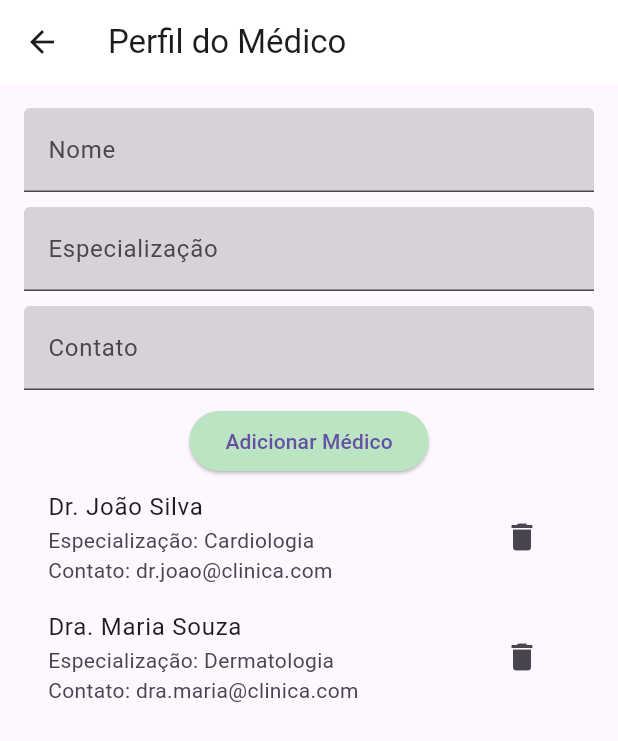
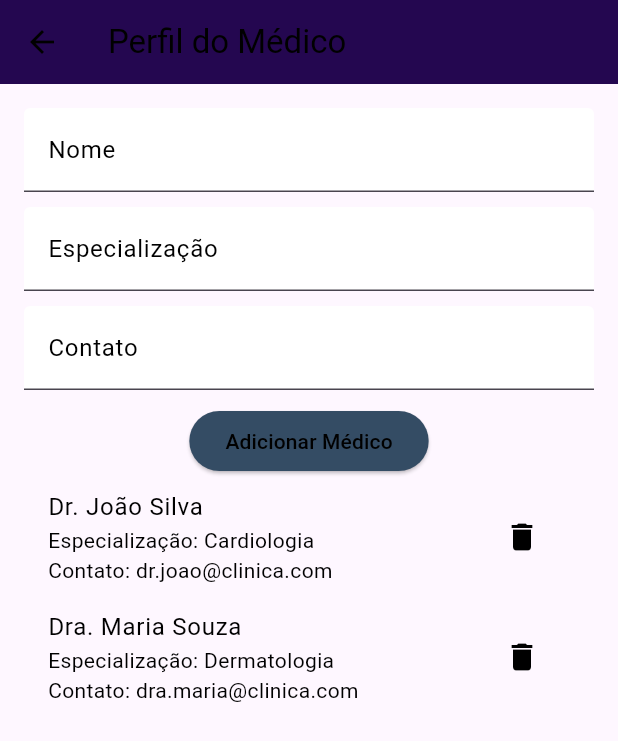
Before and after one commit to Abeelha/theo-flutter-unidep-n2, a Flutter app: the DoctorProfileScreen screen opened directly, on a phone screen of 412 x 824 dp. Shown: the top 741 px of the screen. Run offline on Flutter 3.47's test engine with Material 3 defaults, Android fonts, the phone set to English and light mode, and no system bars.

Commit message:
Done GGWP

```diff
--- /dev/null
+++ b/theo_flutter_unidep_n2/lib/app_state.dart
@@ -0,0 +1,47 @@
+import 'package:flutter/material.dart';
+
+class AppState extends ChangeNotifier {
+  List<Map<String, dynamic>> _appointments = [];
+  List<Map<String, String>> _doctors = [
+    {
+      'name': 'Dr. João Silva',
+      'specialization': 'Cardiologia',
+      'contact': 'dr.joao@clinica.com',
+    },
+    {
+      'name': 'Dra. Maria Souza',
+      'specialization': 'Dermatologia',
+      'contact': 'dra.maria@clinica.com',
+    },
+  ];
+
+  List<Map<String, dynamic>> get appointments => _appointments;
+  List<Map<String, String>> get doctors => _doctors;
+
+  void addAppointment(String description, DateTime dateTime) {
+    _appointments.add({
+      'description': description,
+      'dateTime': dateTime,
+    });
+    notifyListeners();
+  }
+
+  void removeAppointment(int index) {
+    _appointments.removeAt(index);
+    notifyListeners();
+  }
+
+  void addDoctor(String name, String specialization, String contact) {
+    _doctors.add({
+      'name': name,
+      'specialization': specialization,
+      'contact': contact,
+    });
+    notifyListeners();
+  }
+
+  void removeDoctor(int index) {
+    _doctors.removeAt(index);
+    notifyListeners();
+  }
+}
--- a/theo_flutter_unidep_n2/lib/constants.dart
+++ b/theo_flutter_unidep_n2/lib/constants.dart
@@ -1,8 +1,14 @@
 import 'package:flutter/material.dart';
 
-const Color primaryColor = Color.fromARGB(255, 255, 255, 255);
-const Color secondaryColor = Color.fromARGB(255, 187, 229, 194);
+const Color primaryColor = Color(0xFF240750);
+const Color secondaryColor = Color(0xFF344C64);
 const Color tertiaryColor = Color(0xFF577B8D);
 const Color quaternaryColor = Color(0xFF57A6A1);
-const Color backgroundColor = Color.fromARGB(54, 74, 69, 69);
-const Color textColor = Color.fromARGB(255, 255, 255, 255);
+const Color backgroundColor = Color(0xFFFFFFFF);
+const Color textColor = Color(0xFF000000);
+
+const Color color1 = Color(0xFFFFE6E6);
+const Color color2 = Color(0xFFE1AFD1);
+const Color color3 = Color(0xFFAD88C6);
+const Color color4 = Color(0xFF7469B6);
+const Color blackColor = Color(0xFF000000);
--- a/theo_flutter_unidep_n2/lib/doctor_profile_screen.dart
+++ b/theo_flutter_unidep_n2/lib/doctor_profile_screen.dart
@@ -1,4 +1,6 @@
 import 'package:flutter/material.dart';
+import 'package:provider/provider.dart';
+import 'app_state.dart';
 import 'constants.dart';
 
 class DoctorProfileScreen extends StatefulWidget {
@@ -7,49 +9,33 @@ class DoctorProfileScreen extends StatefulWidget {
 }
 
 class _DoctorProfileScreenState extends State<DoctorProfileScreen> {
-  final List<Map<String, String>> _doctors = [
-    {
-      'name': 'Dr. João Silva',
-      'specialization': 'Cardiologia',
-      'contact': 'dr.joao@clinica.com',
-    },
-    {
-      'name': 'Dra. Maria Souza',
-      'specialization': 'Dermatologia',
-      'contact': 'dra.maria@clinica.com',
-    },
-  ];
-
   final TextEditingController _nameController = TextEditingController();
   final TextEditingController _specializationController =
       TextEditingController();
   final TextEditingController _contactController = TextEditingController();
 
   void _addDoctor() {
-    setState(() {
-      _doctors.add({
-        'name': _nameController.text,
-        'specialization': _specializationController.text,
-        'contact': _contactController.text,
-      });
+    if (_nameController.text.isNotEmpty &&
+        _specializationController.text.isNotEmpty &&
+        _contactController.text.isNotEmpty) {
+      Provider.of<AppState>(context, listen: false).addDoctor(
+        _nameController.text,
+        _specializationController.text,
+        _contactController.text,
+      );
       _nameController.clear();
       _specializationController.clear();
       _contactController.clear();
-    });
     }
-
-  void _removeDoctor(int index) {
-    setState(() {
-      _doctors.removeAt(index);
-    });
   }
 
   @override
   Widget build(BuildContext context) {
     return Scaffold(
       appBar: AppBar(
-        title: Text('Perfil do Médico'),
+        title: Text('Perfil do Médico', style: TextStyle(color: blackColor)),
         backgroundColor: primaryColor,
+        iconTheme: IconThemeData(color: blackColor),
       ),
       body: Padding(
         padding: const EdgeInsets.all(16.0),
@@ -59,6 +45,7 @@ class _DoctorProfileScreenState extends State<DoctorProfileScreen> {
               controller: _nameController,
               decoration: InputDecoration(
                 labelText: 'Nome',
+                labelStyle: TextStyle(color: blackColor),
                 filled: true,
                 fillColor: backgroundColor,
               ),
@@ -68,6 +55,7 @@ class _DoctorProfileScreenState extends State<DoctorProfileScreen> {
               controller: _specializationController,
               decoration: InputDecoration(
                 labelText: 'Especialização',
+                labelStyle: TextStyle(color: blackColor),
                 filled: true,
                 fillColor: backgroundColor,
               ),
@@ -77,6 +65,7 @@ class _DoctorProfileScreenState extends State<DoctorProfileScreen> {
               controller: _contactController,
               decoration: InputDecoration(
                 labelText: 'Contato',
+                labelStyle: TextStyle(color: blackColor),
                 filled: true,
                 fillColor: backgroundColor,
               ),
@@ -85,26 +74,34 @@ class _DoctorProfileScreenState extends State<DoctorProfileScreen> {
             ElevatedButton(
               onPressed: _addDoctor,
               style: ElevatedButton.styleFrom(backgroundColor: secondaryColor),
-              child: Text('Adicionar Médico'),
+              child:
+                  Text('Adicionar Médico', style: TextStyle(color: blackColor)),
             ),
             Expanded(
-              child: ListView.builder(
-                itemCount: _doctors.length,
+              child: Consumer<AppState>(
+                builder: (context, appState, child) {
+                  return ListView.builder(
+                    itemCount: appState.doctors.length,
                     itemBuilder: (context, index) {
+                      final doctor = appState.doctors[index];
                       return ListTile(
-                    title: Text(_doctors[index]['name']!),
+                        title: Text(doctor['name']!,
+                            style: TextStyle(color: blackColor)),
                         subtitle: Column(
                           crossAxisAlignment: CrossAxisAlignment.start,
                           children: [
-                        Text(
-                            'Especialização: ${_doctors[index]['specialization']}'),
-                        Text('Contato: ${_doctors[index]['contact']}'),
+                            Text('Especialização: ${doctor['specialization']}',
+                                style: TextStyle(color: blackColor)),
+                            Text('Contato: ${doctor['contact']}',
+                                style: TextStyle(color: blackColor)),
                           ],
                         ),
                         trailing: IconButton(
-                      icon: Icon(Icons.delete),
-                      onPressed: () => _removeDoctor(index),
+                          icon: Icon(Icons.delete, color: blackColor),
+                          onPressed: () => appState.removeDoctor(index),
                         ),
+                      );
+                    },
                   );
                 },
               ),
--- a/theo_flutter_unidep_n2/lib/login_screen.dart
+++ b/theo_flutter_unidep_n2/lib/login_screen.dart
@@ -28,7 +28,7 @@ class _LoginScreenState extends State<LoginScreen> {
   @override
   Widget build(BuildContext context) {
     return Scaffold(
-      backgroundColor: primaryColor,
+      backgroundColor: color1,
       body: Center(
         child: Padding(
           padding: const EdgeInsets.all(16.0),
@@ -39,6 +39,7 @@ class _LoginScreenState extends State<LoginScreen> {
                 controller: _usernameController,
                 decoration: InputDecoration(
                   labelText: 'Nome de Usuário',
+                  labelStyle: TextStyle(color: blackColor),
                   filled: true,
                   fillColor: backgroundColor,
                 ),
@@ -48,6 +49,7 @@ class _LoginScreenState extends State<LoginScreen> {
                 controller: _passwordController,
                 decoration: InputDecoration(
                   labelText: 'Senha',
+                  labelStyle: TextStyle(color: blackColor),
                   filled: true,
                   fillColor: backgroundColor,
                 ),
@@ -58,7 +60,7 @@ class _LoginScreenState extends State<LoginScreen> {
                 onPressed: _login,
                 style:
                     ElevatedButton.styleFrom(backgroundColor: secondaryColor),
-                child: Text('Login'),
+                child: Text('Login', style: TextStyle(color: blackColor)),
               ),
             ],
           ),
```
Also changed, not shown: theo_flutter_unidep_n2/lib/appointment_screen.dart (+54 -19 lines), theo_flutter_unidep_n2/lib/main.dart (+8 -3 lines), theo_flutter_unidep_n2/lib/main_screen.dart (+7 -6 lines), theo_flutter_unidep_n2/lib/patient_history_screen.dart (+21 -57 lines), theo_flutter_unidep_n2/pubspec.yaml (+3 -4 lines), theo_flutter_unidep_n2/pubspec.lock. Lines whose indentation alone changed are shown as unchanged.
